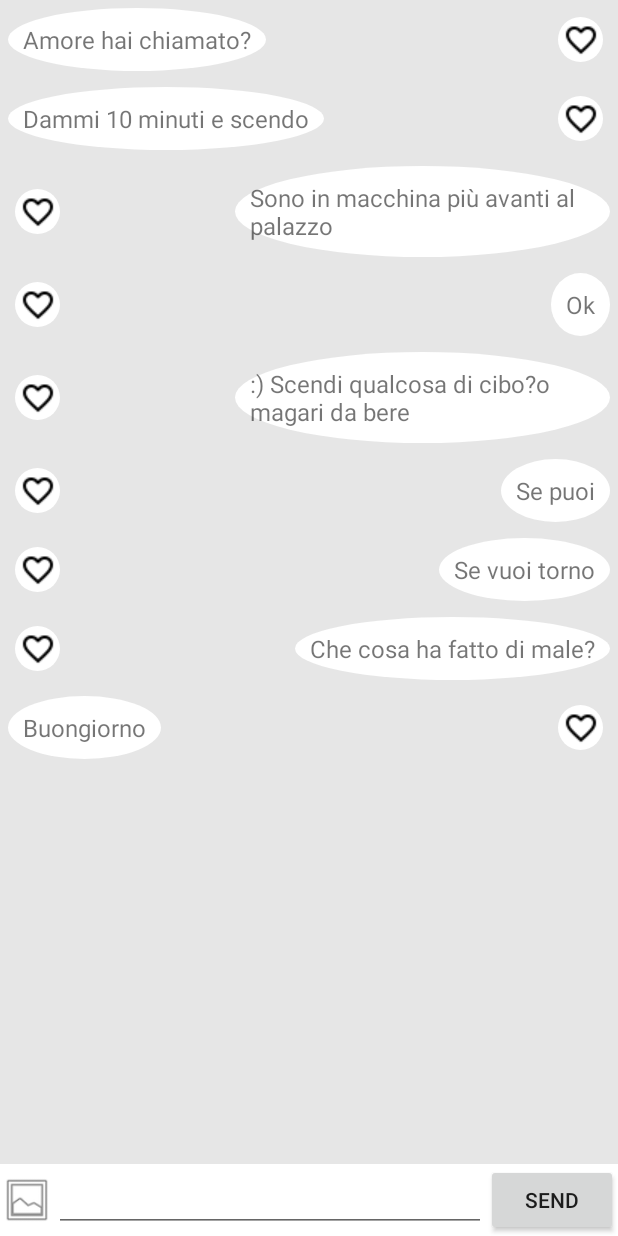
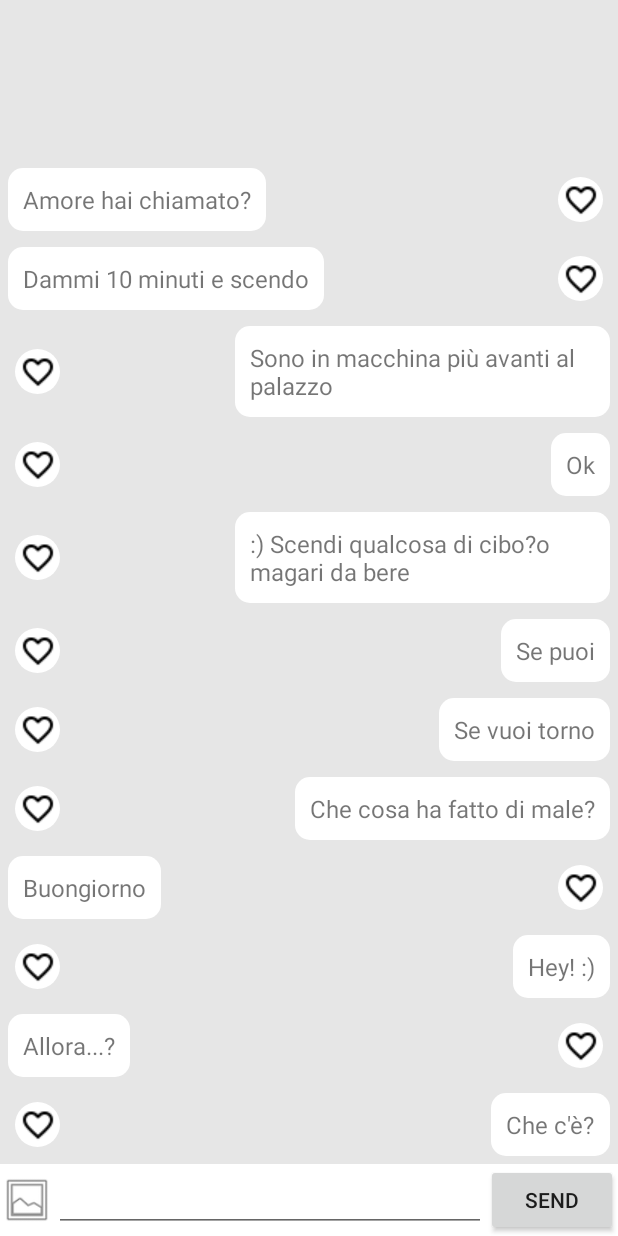
Before and after one commit to Codernauti/Sweetie, an Android app: the ChatFragment screen opened directly, with no data from a screen before it, on a phone screen of 412 x 824 dp. Run offline under Robolectric (Android 15) with nearby library versions, the phone set to English and light mode, and no system bars.

Commit message:
Added rectangle for the background of a message

```diff
--- a/app/src/main/java/com/sweetcompany/sweetie/Chat/ChatAdapter.java
+++ b/app/src/main/java/com/sweetcompany/sweetie/Chat/ChatAdapter.java
@@ -35,6 +35,9 @@ class ChatAdapter extends RecyclerView.Adapter<ChatAdapter.ChatViewHolder> {
         mMessageList.add(new TextMessageVM("Se vuoi torno", true));
         mMessageList.add(new TextMessageVM("Che cosa ha fatto di male?", true));
         mMessageList.add(new TextMessageVM("Buongiorno", false));
+        mMessageList.add(new TextMessageVM("Hey! :)", true));
+        mMessageList.add(new TextMessageVM("Allora...?", false));
+        mMessageList.add(new TextMessageVM("Che c'è?", true));
     }
 
     @Override
--- a/app/src/main/java/com/sweetcompany/sweetie/Chat/ChatFragment.java
+++ b/app/src/main/java/com/sweetcompany/sweetie/Chat/ChatFragment.java
@@ -52,6 +52,8 @@ public class ChatFragment extends Fragment implements ChatContract.View, View.On
         LinearLayoutManager layoutManager = new LinearLayoutManager(getActivity());
         mChatListView.setLayoutManager(layoutManager);
         mChatListView.setAdapter(mChatAdapter);
+        // set focus from bottom of list
+        ((LinearLayoutManager)(mChatListView.getLayoutManager())).setStackFromEnd(true);
 
         mTextMessageInput = (EditText) root.findViewById(R.id.chat_text_message_input);
         mPhotoPickerButton = (ImageButton) root.findViewById(R.id.chat_photo_picker_button);
--- /dev/null
+++ b/app/src/main/res/drawable/shape_rounded_rectangle.xml
@@ -0,0 +1,10 @@
+<?xml version="1.0" encoding="utf-8"?>
+<shape
+    xmlns:android="http://schemas.android.com/apk/res/android"
+    android:shape="rectangle">
+
+    <corners android:radius="10dp"/>
+
+    <solid android:color="@color/white"/>
+
+</shape>
--- a/app/src/main/res/layout/chat_fragment.xml
+++ b/app/src/main/res/layout/chat_fragment.xml
@@ -1,10 +1,11 @@
 <?xml version="1.0" encoding="utf-8"?>
 <RelativeLayout
-    xmlns:android="http://schemas.android.com/apk/res/android"
-    android:layout_width="match_parent"
-    android:layout_height="match_parent"
-    android:orientation="vertical"
-    android:background="@color/chat_background">
+        xmlns:android="http://schemas.android.com/apk/res/android"
+        xmlns:app2="http://schemas.android.com/apk/res-auto"
+        android:layout_width="match_parent"
+        android:layout_height="match_parent"
+        android:orientation="vertical"
+        android:background="@color/chat_background">
 
     <android.support.v7.widget.RecyclerView
         android:id="@+id/chat_list"
@@ -12,6 +13,8 @@
         android:layout_height="match_parent"
         android:layout_above="@+id/chat_user_input_panel"
         />
+
+    <!--android.support.v7.recyclerview:stackFromEnd-->
 
     <LinearLayout
         android:id="@+id/chat_user_input_panel"
--- a/app/src/main/res/layout/chat_partner_list_item.xml
+++ b/app/src/main/res/layout/chat_partner_list_item.xml
@@ -37,7 +37,7 @@
             android:layout_gravity="center_vertical"
             android:maxWidth="250dp"
             android:textSize="16sp"
-            android:background="@drawable/shape_circle"
+            android:background="@drawable/shape_rounded_rectangle"
             android:padding="10dp"
             android:text="@string/lorem_ipsum"/>
 
--- a/app/src/main/res/layout/chat_user_list_item.xml
+++ b/app/src/main/res/layout/chat_user_list_item.xml
@@ -68,7 +68,7 @@
         android:layout_gravity="center_vertical"
         android:maxWidth="250dp"
         android:textSize="16sp"
-        android:background="@drawable/shape_circle"
+        android:background="@drawable/shape_rounded_rectangle"
         android:padding="10dp"
         android:text="@string/lorem_ipsum"/>
 
```
